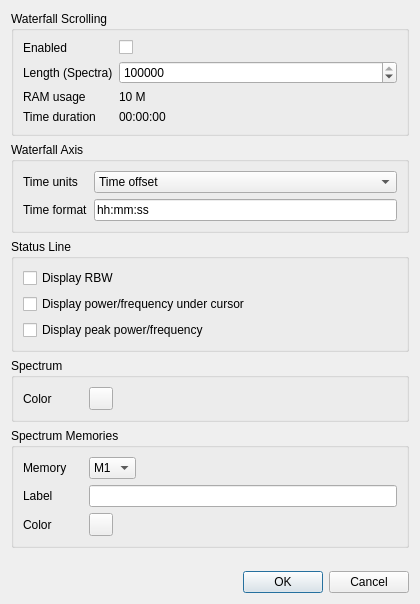
Above: sdrgui/gui/spectrumdisplaysettingsdialog.ui from f4exb/sdrangel before the change. Below: the same form after it.
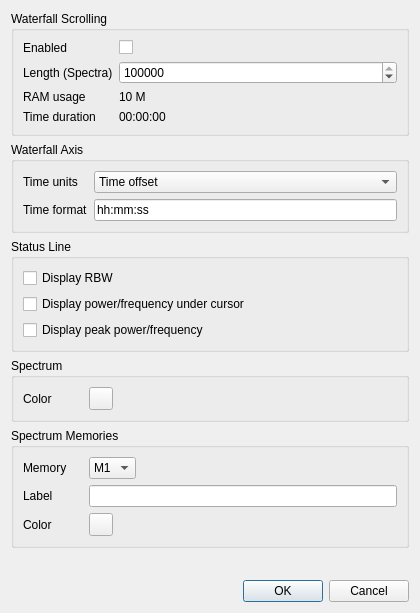
That is the form after the change.

Commit message: Increase dialog height

```diff
--- a/sdrgui/gui/spectrumdisplaysettingsdialog.ui
+++ b/sdrgui/gui/spectrumdisplaysettingsdialog.ui
@@ -7,7 +7,7 @@
     <x>0</x>
     <y>0</y>
     <width>420</width>
-    <height>604</height>
+    <height>613</height>
    </rect>
   </property>
   <property name="minimumSize">
```
